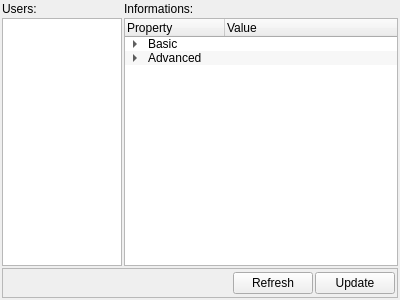
l3enQ/QtCUrl, file App/UserInfo/views/informationform.ui: the form before one commit.
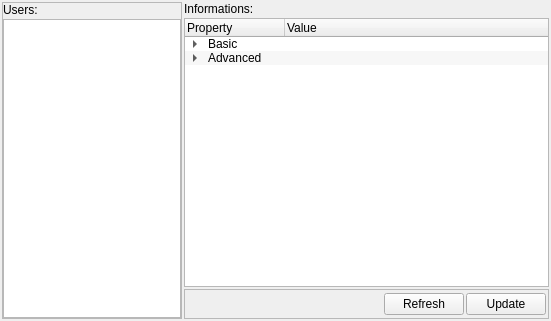
The form after the commit.

Commit message: Admin mode and user mode added Tab orders modified

```diff
--- a/App/UserInfo/views/informationform.ui
+++ b/App/UserInfo/views/informationform.ui
@@ -6,14 +6,14 @@
    <rect>
     <x>0</x>
     <y>0</y>
-    <width>400</width>
-    <height>300</height>
+    <width>551</width>
+    <height>321</height>
    </rect>
   </property>
   <property name="windowTitle">
    <string>Form</string>
   </property>
-  <layout class="QGridLayout" name="gridLayout" columnstretch="1,3">
+  <layout class="QGridLayout" name="gridLayout" columnstretch="0,1">
    <property name="leftMargin">
     <number>2</number>
    </property>
@@ -29,17 +29,64 @@
    <property name="spacing">
     <number>2</number>
    </property>
-   <item row="1" column="0">
-    <widget class="QListWidget" name="lwUsers">
+   <item row="2" column="1">
+    <widget class="QFrame" name="fTools">
      <property name="minimumSize">
       <size>
-       <width>120</width>
-       <height>0</height>
+       <width>0</width>
+       <height>30</height>
       </size>
      </property>
-     <property name="alternatingRowColors">
-      <bool>true</bool>
+     <property name="frameShape">
+      <enum>QFrame::StyledPanel</enum>
      </property>
+     <property name="frameShadow">
+      <enum>QFrame::Raised</enum>
+     </property>
+     <layout class="QHBoxLayout" name="horizontalLayout">
+      <property name="spacing">
+       <number>2</number>
+      </property>
+      <property name="leftMargin">
+       <number>2</number>
+      </property>
+      <property name="topMargin">
+       <number>2</number>
+      </property>
+      <property name="rightMargin">
+       <number>2</number>
+      </property>
+      <property name="bottomMargin">
+       <number>2</number>
+      </property>
+      <item>
+       <spacer name="horizontalSpacer">
+        <property name="orientation">
+         <enum>Qt::Horizontal</enum>
+        </property>
+        <property name="sizeHint" stdset="0">
+         <size>
+          <width>40</width>
+          <height>20</height>
+         </size>
+        </property>
+       </spacer>
+      </item>
+      <item>
+       <widget class="QPushButton" name="btnRefresh">
+        <property name="text">
+         <string>Refresh</string>
+        </property>
+       </widget>
+      </item>
+      <item>
+       <widget class="QPushButton" name="btnUpdate">
+        <property name="text">
+         <string>Update</string>
+        </property>
+       </widget>
+      </item>
+     </layout>
     </widget>
    </item>
    <item row="1" column="1">
@@ -138,19 +185,18 @@
      </property>
     </widget>
    </item>
-   <item row="0" column="0">
-    <widget class="QLabel" name="lUsers">
-     <property name="text">
-      <string>Users:</string>
-     </property>
-    </widget>
-   </item>
-   <item row="2" column="0" colspan="2">
-    <widget class="QFrame" name="frame">
+   <item row="0" column="0" rowspan="3">
+    <widget class="QFrame" name="fUsers">
      <property name="minimumSize">
       <size>
-       <width>0</width>
-       <height>30</height>
+       <width>150</width>
+       <height>0</height>
+      </size>
+     </property>
+     <property name="maximumSize">
+      <size>
+       <width>180</width>
+       <height>16777215</height>
       </size>
      </property>
      <property name="frameShape">
@@ -159,46 +205,33 @@
      <property name="frameShadow">
       <enum>QFrame::Raised</enum>
      </property>
-     <layout class="QHBoxLayout" name="horizontalLayout">
+     <layout class="QVBoxLayout" name="verticalLayout">
       <property name="spacing">
        <number>2</number>
       </property>
       <property name="leftMargin">
-       <number>2</number>
+       <number>0</number>
       </property>
       <property name="topMargin">
-       <number>2</number>
+       <number>0</number>
       </property>
       <property name="rightMargin">
-       <number>2</number>
+       <number>0</number>
       </property>
       <property name="bottomMargin">
-       <number>2</number>
+       <number>0</number>
       </property>
       <item>
-       <spacer name="horizontalSpacer">
-        <property name="orientation">
-         <enum>Qt::Horizontal</enum>
-        </property>
-        <property name="sizeHint" stdset="0">
-         <size>
-          <width>40</width>
-          <height>20</height>
-         </size>
-        </property>
-       </spacer>
-      </item>
-      <item>
-       <widget class="QPushButton" name="btnRefresh">
+       <widget class="QLabel" name="lUsers">
         <property name="text">
-         <string>Refresh</string>
+         <string>Users:</string>
         </property>
        </widget>
       </item>
       <item>
-       <widget class="QPushButton" name="btnUpdate">
-        <property name="text">
-         <string>Update</string>
+       <widget class="QListWidget" name="lwUsers">
+        <property name="alternatingRowColors">
+         <bool>true</bool>
         </property>
        </widget>
       </item>
```
Left out of the diff: 5 changed lines with no effect on the pictures. The commit also changes 8 other files.
